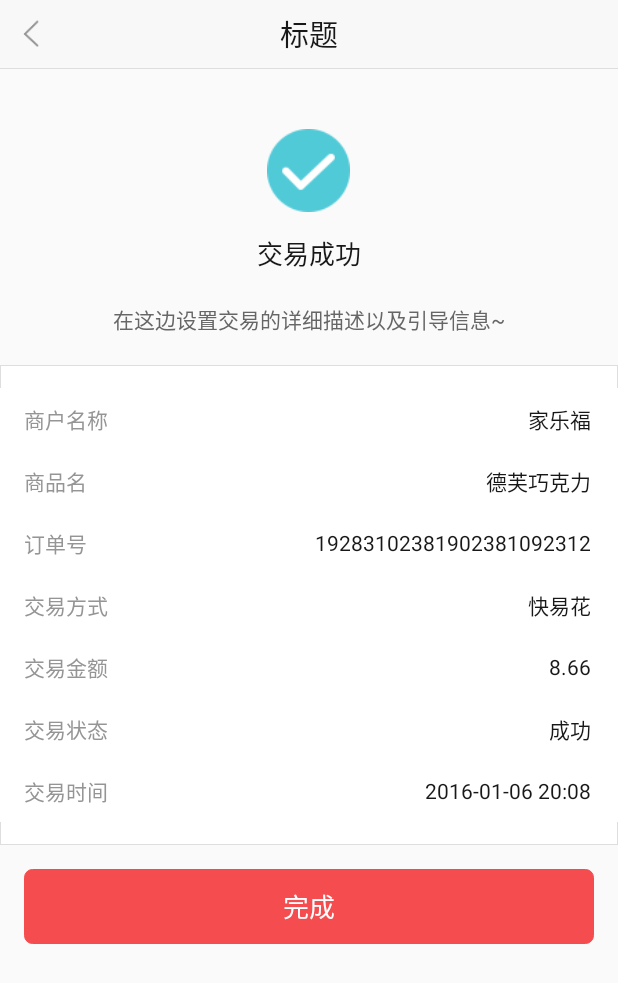
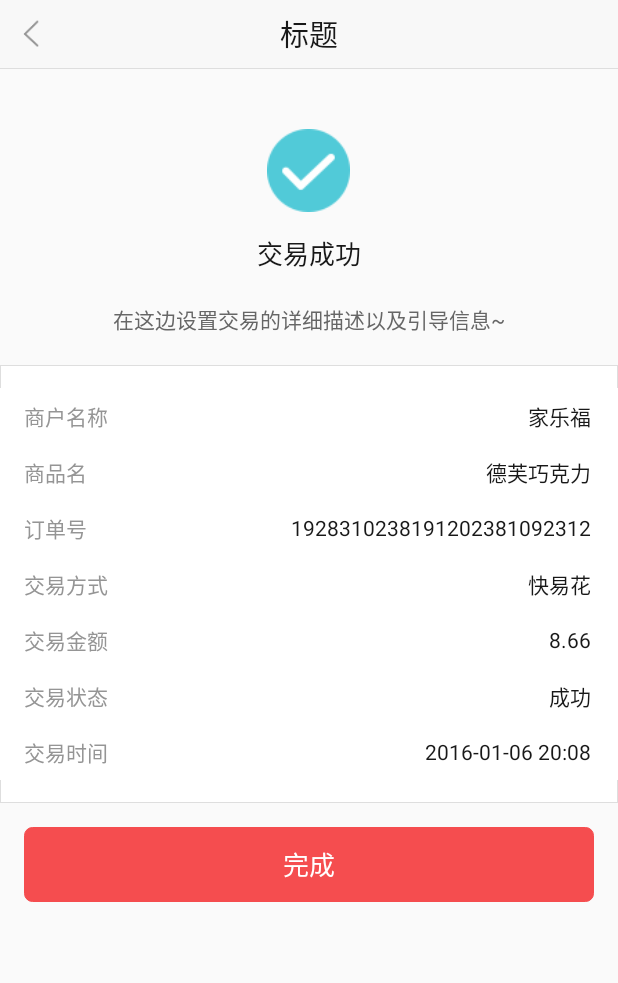
Before and after one commit to xinyujauchou/Kuaiqian-UIKit, an Android app: the TradeInfoActivity screen opened directly, with no data from a screen before it, on a phone screen of 412 x 824 dp. Shown: the top 983 px of the screen. Run offline under Robolectric (Android 15) with nearby library versions, the phone set to English and light mode, and no system bars.

```diff
--- a/app/src/main/java/uikitcom/chaowang/uikit/TradeInfoActivity.java
+++ b/app/src/main/java/uikitcom/chaowang/uikit/TradeInfoActivity.java
@@ -34,7 +34,7 @@ public class TradeInfoActivity extends AppCompatActivity {
         /** 设置订单信息 **/
         mTradeInfoContainer.addInfo("商户名称", "家乐福")
                            .addInfo("商品名", "德芙巧克力")
-                           .addInfo("订单号", "19283102381902381092312")
+                           .addInfo("订单号", "1928310238191202381092312")
                            .addInfo("交易方式", "快易花")
                            .addInfo("交易金额", "8.66")
                            .addInfo("交易状态", "成功")
--- a/app/src/main/java/uikitcom/chaowang/uikit/widget/LabelEditText.java
+++ b/app/src/main/java/uikitcom/chaowang/uikit/widget/LabelEditText.java
@@ -14,6 +14,7 @@ import android.graphics.Color;
 import android.graphics.Paint;
 import android.graphics.Paint.FontMetrics;
 import android.text.Editable;
+import android.text.InputType;
 import android.text.TextUtils;
 import android.text.TextWatcher;
 import android.util.AttributeSet;
@@ -77,7 +78,9 @@ public class LabelEditText extends EditText implements TextWatcher {
 		setPadding(paddindLeft + LABEL_PADDING_LEFT_DEFAULT + LABEL_PADDING_RIGHT_DEFAULT, 0,
 				DEFAULT_PADDING_RIGHT, 0);
 		setHintTextColor(getResources().getColor(R.color.hint_color));
+		int inputType = getInputType();
 		setSingleLine();
+		setInputType(inputType);  //setSingleLine 的  bug
 		if(getGravity() == 8388627){
 			setGravity(Gravity.CENTER_VERTICAL | Gravity.RIGHT);
 		}
--- a/app/src/main/res/layout/activity_form.xml
+++ b/app/src/main/res/layout/activity_form.xml
@@ -29,7 +29,8 @@
         android:layout_height="wrap_content"
         android:layout_marginTop="-1px"
         custom:label="字段名"
-        android:hint="提示信息"/>
+        android:hint="提示信息"
+        android:inputType="textPassword"/>
 
     <uikitcom.chaowang.uikit.widget.LabelEditText
         android:layout_width="match_parent"
--- a/app/src/main/res/layout/activity_setting_item.xml
+++ b/app/src/main/res/layout/activity_setting_item.xml
@@ -4,8 +4,8 @@
     android:layout_height="wrap_content"
     android:background="@color/white"
     android:orientation="horizontal"
-    android:paddingTop="@dimen/dp_10"
-    android:paddingBottom="@dimen/dp_10"
+    android:paddingTop="@dimen/dp_8"
+    android:paddingBottom="@dimen/dp_8"
     android:paddingLeft="@dimen/dp_16"
     android:paddingRight="@dimen/dp_2">
 
```
